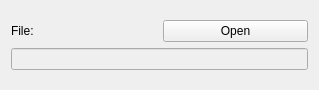
Before: the Qt Designer form CiaicMemorias/FileChooserWindow.ui in irgNemo/oscarMariscal, drawn with Qt 5.
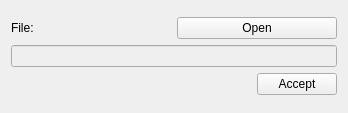
After: the same form once the commit is applied.

Diff of the .ui file:
```diff
--- a/CiaicMemorias/FileChooserWindow.ui
+++ b/CiaicMemorias/FileChooserWindow.ui
@@ -6,13 +6,15 @@
    <rect>
     <x>0</x>
     <y>0</y>
-    <width>319</width>
-    <height>90</height>
+    <width>348</width>
+    <height>113</height>
    </rect>
   </property>
   <property name="windowTitle">
    <string>Form</string>
   </property>
+  <layout class="QGridLayout" name="gridLayout_2">
+   <item row="0" column="0">
   <layout class="QGridLayout" name="gridLayout">
    <item row="0" column="0">
     <layout class="QVBoxLayout" name="verticalLayout">
@@ -43,6 +45,32 @@
         <bool>false</bool>
        </property>
       </widget>
+       </item>
+      </layout>
+     </item>
+     <item row="1" column="0">
+      <layout class="QHBoxLayout" name="horizontalLayout_2">
+       <item>
+        <spacer name="horizontalSpacer">
+         <property name="orientation">
+          <enum>Qt::Horizontal</enum>
+         </property>
+         <property name="sizeHint" stdset="0">
+          <size>
+           <width>40</width>
+           <height>20</height>
+          </size>
+         </property>
+        </spacer>
+       </item>
+       <item>
+        <widget class="QPushButton" name="pushButton_save">
+         <property name="text">
+          <string>Accept</string>
+         </property>
+        </widget>
+       </item>
+      </layout>
      </item>
     </layout>
    </item>
```
Left out of the diff: 2 changed lines with no effect on the pictures. Lines whose indentation alone changed are shown as unchanged.
